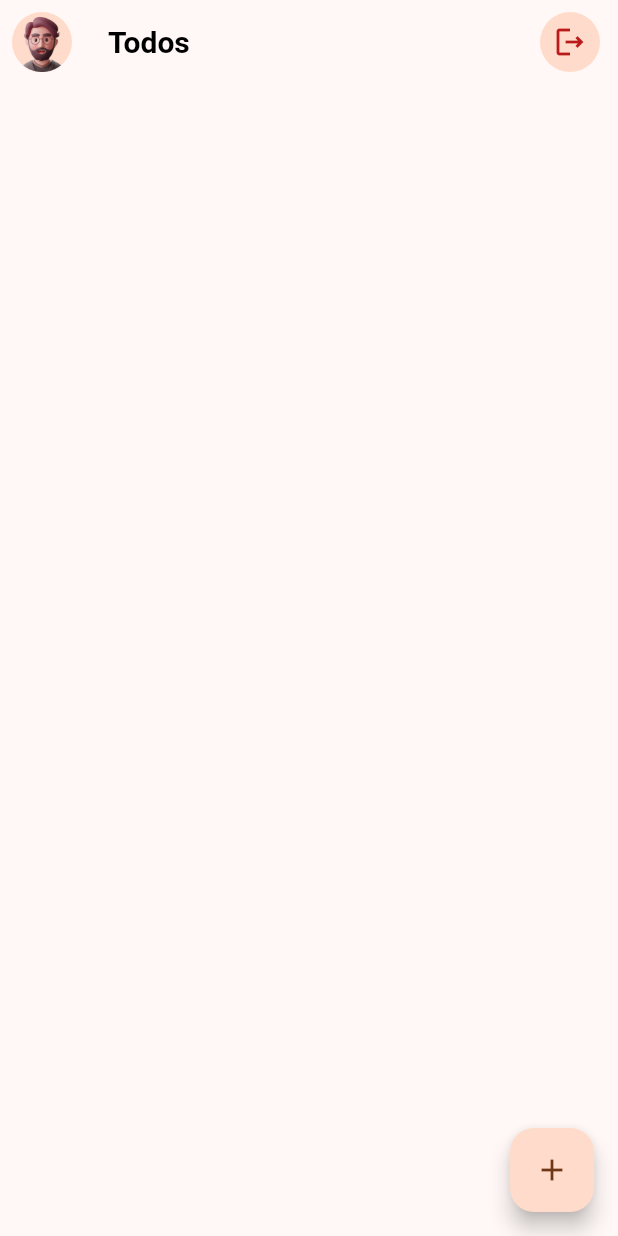
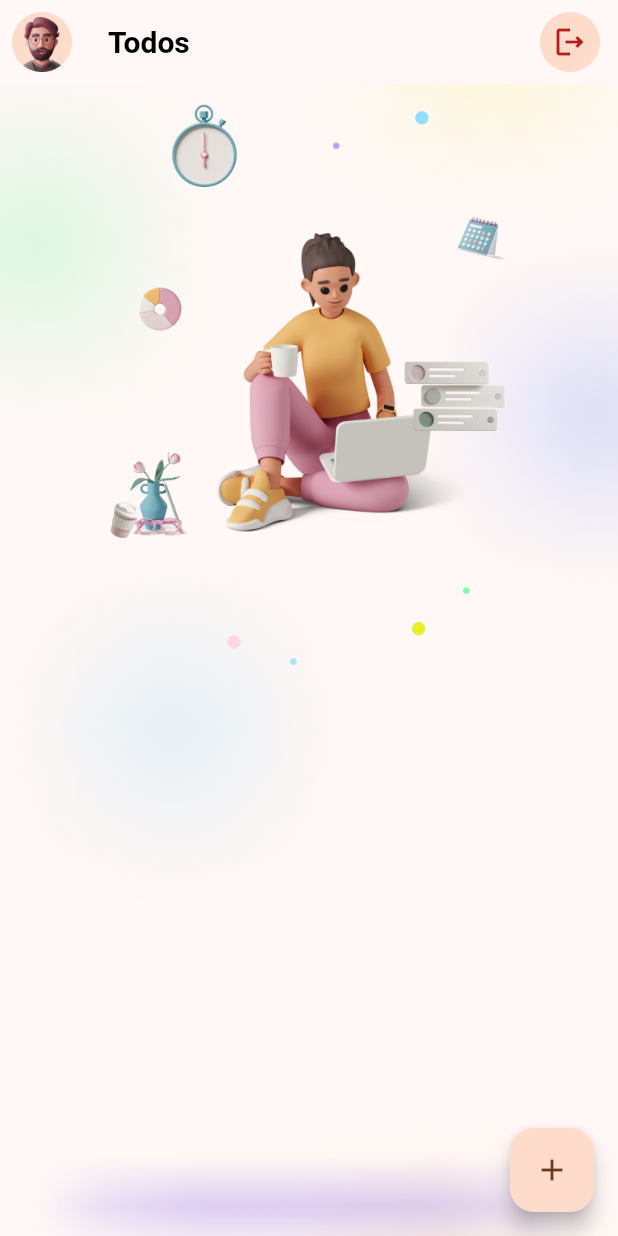
Before and after one commit to Alvish0407/kaam.com-technical-assesment, a Flutter app: the screen it shows once a user with an empty profile is signed in, on a phone screen of 412 x 824 dp. Run offline on Flutter 3.47's test engine with Material 3 defaults, Android fonts, the phone set to English and light mode, and no system bars; our stand-ins replace cloud_firestore, firebase_auth, firebase_core, flutter_animate, flutter_hooks, freezed_annotation and 3 more; accounts and stored records are empty; generated files the repository leaves out were written again.

Commit message:
feat: added todo list empty illustrator

```diff
--- a/lib/src/features/todos/presentation/todos_list_screen.dart
+++ b/lib/src/features/todos/presentation/todos_list_screen.dart
@@ -58,7 +58,13 @@ class TodosListScreen extends ConsumerWidget {
 
           final todos = snapshot.data!;
 
-          return ListView.separated(
+          return todos.isEmpty
+              ? Image.asset(
+                  AppImages.illustrator,
+                  fit: BoxFit.cover,
+                  width: double.infinity,
+                )
+              : ListView.separated(
                   itemCount: todos.length,
                   itemBuilder: (context, index) {
                     return TodoTile(todos[index]).animate().fade(
--- a/lib/src/utils/app_assets.dart
+++ b/lib/src/utils/app_assets.dart
@@ -3,4 +3,5 @@ class AppImages {
   static const String imagePath = 'assets/images';
 
   static String get memoji => '$imagePath/memoji.png';
+  static String get illustrator => '$imagePath/illustrator.png';
 }
```
Also changed, not shown: assets/images/illustrator.png (added). Lines whose indentation alone changed are shown as unchanged.
